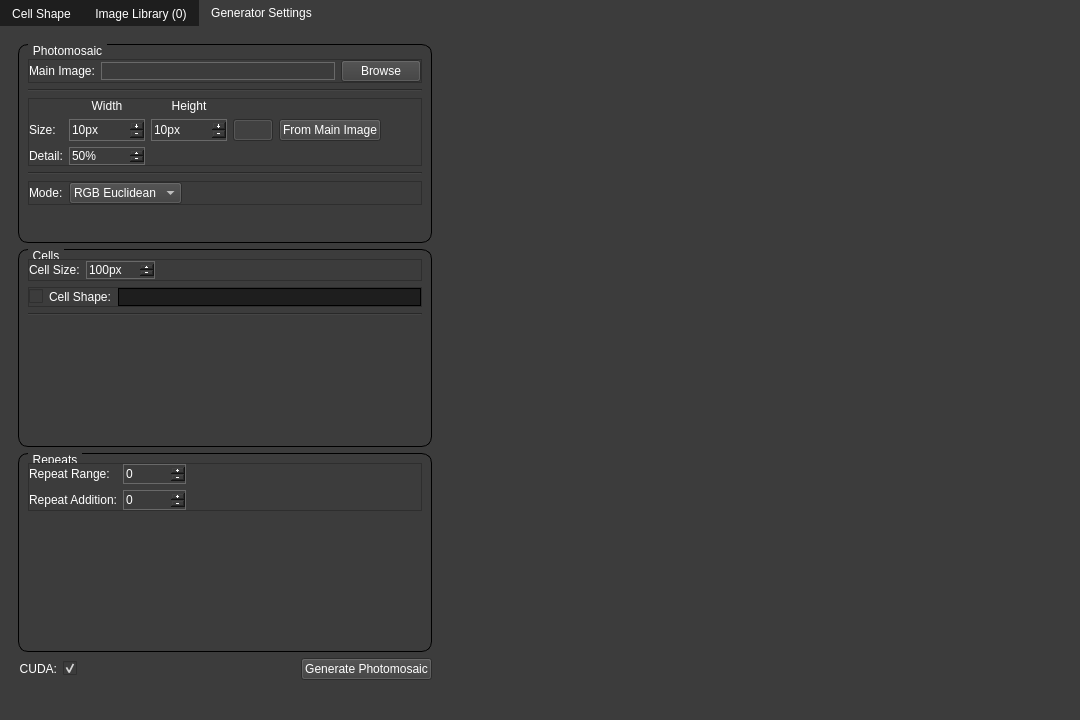
First picture: the form in mainwindow.ui, repository MorganGrundy/MosaicMagnifique, before the edit.
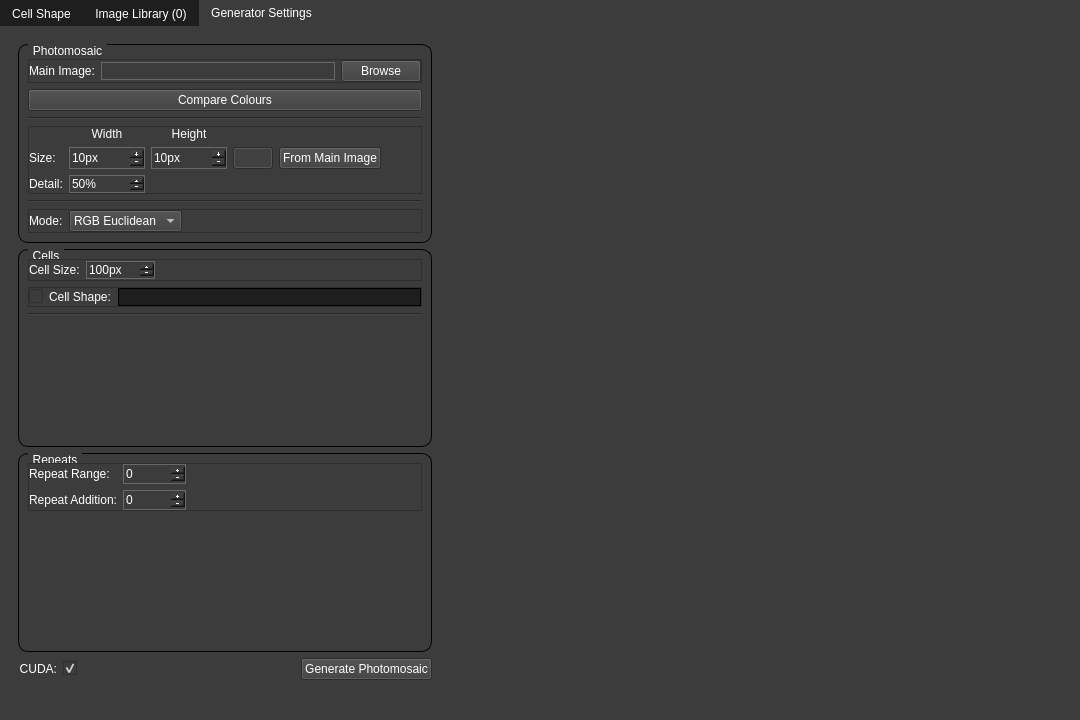
Second picture: the form after the edit. Icons and pictures are not drawn. Custom widgets are drawn as their Qt base class.

Commit message:
Added ColourVisualisation window.
Added button to MainWindow that creates a ColourVisualisation window.

```diff
--- a/mainwindow.ui
+++ b/mainwindow.ui
@@ -1239,6 +1239,23 @@
                </layout>
               </widget>
              </item>
+             <item>
+              <widget class="QPushButton" name="buttonCompareColours">
+               <property name="enabled">
+                <bool>true</bool>
+               </property>
+               <property name="styleSheet">
+                <string notr="true">QPushButton:disabled {
+	background-color: rgb(30, 30, 30);
+	color: rgb(60, 60, 60);
+	border-color: rgb(0, 0, 0);
+}</string>
+               </property>
+               <property name="text">
+                <string>Compare Colours</string>
+               </property>
+              </widget>
+             </item>
              <item>
               <widget class="Line" name="line_2">
                <property name="orientation">
```
The commit also changes 6 other files.
